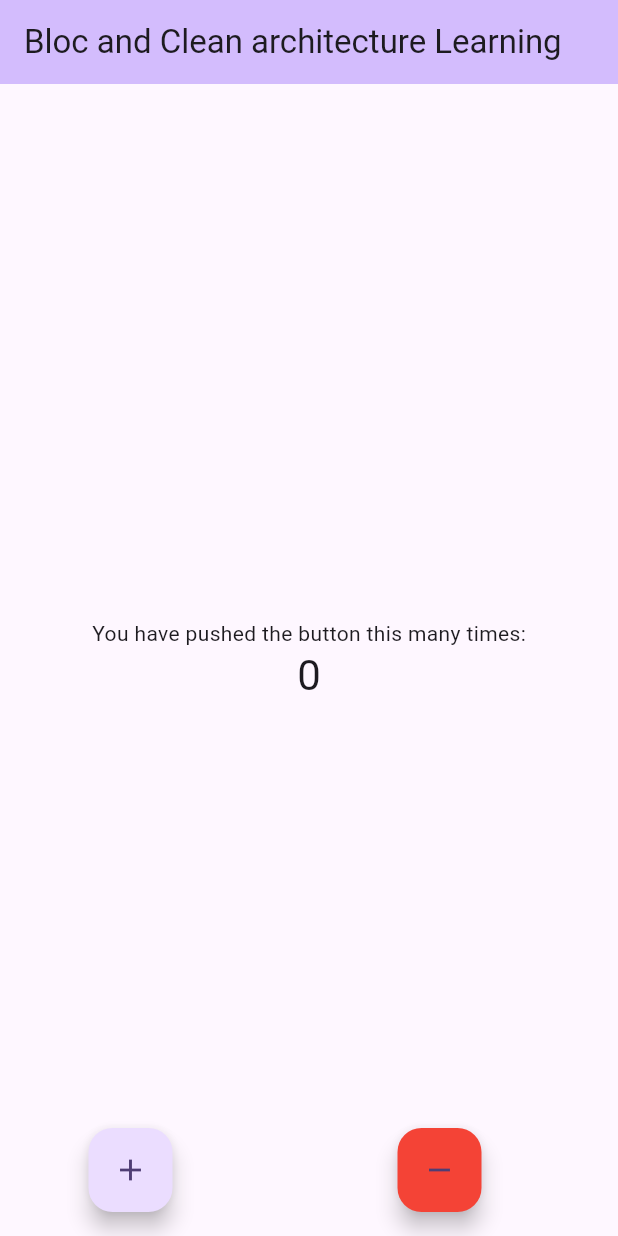
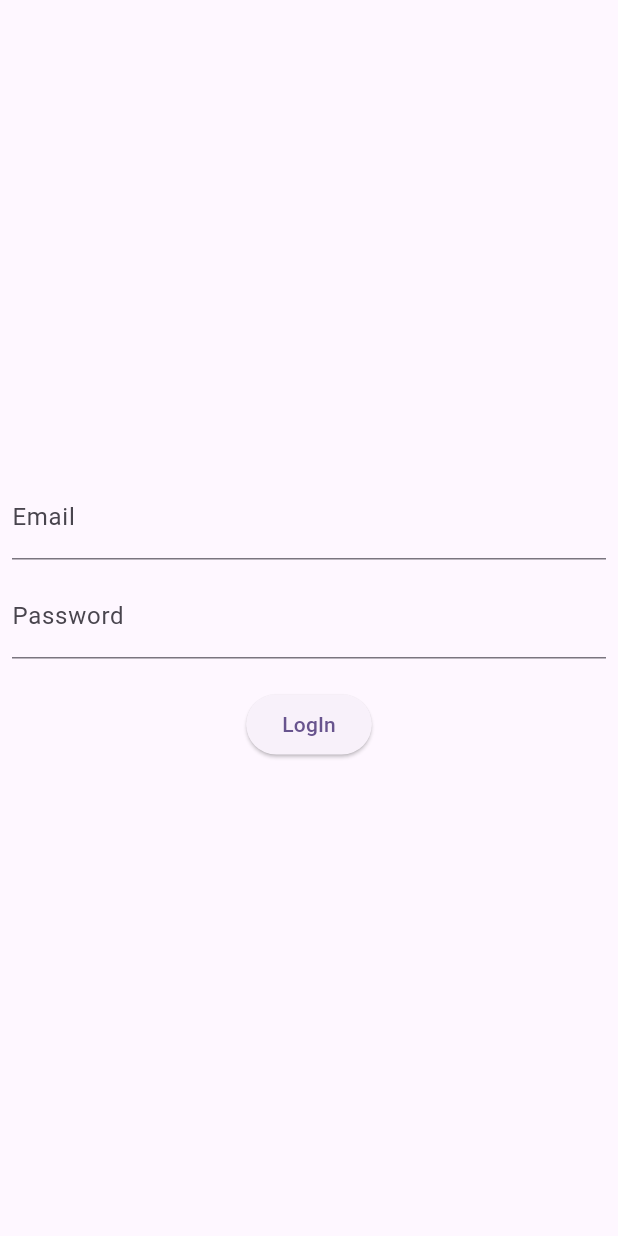
Before and after one commit to Shafique95/bloc_clean_architecture, a Flutter app: the screen it shows after launch, on a phone screen of 412 x 824 dp. Run offline on Flutter 3.47's test engine with Material 3 defaults, Android fonts, the phone set to English and light mode, and no system bars; our stand-ins replace flutter_bloc.

Commit message:
implement tabcontroller using bloc

```diff
--- a/lib/features/counter/presentation/bloc/counter_bloc.dart
+++ b/lib/features/counter/presentation/bloc/counter_bloc.dart
@@ -4,15 +4,19 @@ import 'package:flutter_bloc/flutter_bloc.dart';
 
 class CounterBloc extends Bloc<CounterEvent,CounterState>{
   CounterBloc():super(CounterState(0)){
-  on<CounterEvent>(_incrementValue);
-  on<CounterEvent>(_decrementValue);
+  on<Increment>(_incrementValue);
+  on<Decrement>(_decrementValue);
+  on<ClearData>(_clearDataEvent);
   }
- void _incrementValue(CounterEvent counterEvent,Emitter<CounterState> emitCounterState){
+ void _incrementValue(Increment increment,Emitter<CounterState> emitCounterState){
     int counter=state.counter+1;
     emitCounterState(CounterState(counter));
  }
- void _decrementValue(CounterEvent counterEvent,Emitter<CounterState> emitCounterState){
+ void _decrementValue(Decrement decrement,Emitter<CounterState> emitCounterState){
     int counter=state.counter-1;
     emitCounterState(CounterState(counter));
  }
+ void _clearDataEvent(ClearData clearDataEvent, Emitter<CounterState> emit){
+    emit(CounterState(0));
+ }
 }
--- a/lib/features/counter/presentation/bloc/counter_event.dart
+++ b/lib/features/counter/presentation/bloc/counter_event.dart
@@ -1,3 +1,4 @@
 sealed class CounterEvent{}
 class Increment extends CounterEvent{}
 class Decrement extends CounterEvent{}
+class ClearData extends CounterEvent{}
--- /dev/null
+++ b/lib/features/nav_controller/presentation/bloc/navigate_bloc.dart
@@ -0,0 +1,12 @@
+import 'package:bloc_clean_architechture/features/nav_controller/presentation/bloc/navigate_event.dart';
+import 'package:bloc_clean_architechture/features/nav_controller/presentation/bloc/navigate_state.dart';
+import 'package:flutter_bloc/flutter_bloc.dart';
+
+class NavigateBloc extends Bloc<NavigateEvent,NavigateState>{
+  NavigateBloc():super(NavigateInitState(0)){
+   on<NavigateControlEvent>(_controlNavigation);
+  }
+  _controlNavigation(NavigateControlEvent event,Emitter<NavigateState> emit){
+    return emit(NavigateInitState(event.index));
+  }
+}
--- /dev/null
+++ b/lib/features/nav_controller/presentation/bloc/navigate_event.dart
@@ -0,0 +1,5 @@
+sealed class NavigateEvent {}
+class NavigateControlEvent extends NavigateEvent{
+  final int index;
+  NavigateControlEvent(this.index);
+}
--- /dev/null
+++ b/lib/features/nav_controller/presentation/bloc/navigate_state.dart
@@ -0,0 +1,5 @@
+sealed class NavigateState{}
+class NavigateInitState extends NavigateState{
+  final int index;
+  NavigateInitState(this.index);
+}
--- /dev/null
+++ b/lib/features/user_auth/domain/entity/auth_entity.dart
@@ -0,0 +1,5 @@
+class AuthEntity{
+  final String email;
+  final String password;
+  AuthEntity({required this.email,required this.password});
+}
--- /dev/null
+++ b/lib/features/user_auth/presentation/bloc/auth_bloc.dart
@@ -0,0 +1,54 @@
+import 'package:flutter_bloc/flutter_bloc.dart';
+
+import 'auth_event.dart';
+import 'auth_state.dart';
+
+class AuthBloc extends Bloc<AuthEvent, AuthState> {
+  AuthBloc() : super(AuthInitState()) {
+    on<LoginEvent>(_loginEvent);
+    on<LogOutEvent>(_logOutEvent);
+  }
+  _loginEvent(LoginEvent lgEvent, Emitter<AuthState> emit) async {
+    emit(AuthLoadingState());
+    try {
+      String email = lgEvent.authEntity.email;
+      String password = lgEvent.authEntity.password;
+      if (!email.contains("@")) {
+        return emit(AuthFailureState("email invalid"));
+      } else if (password.length < 4) {
+        emit(AuthLoadingState());
+        return emit(AuthFailureState("password  must be above 4"));
+      }
+      // print(state);
+      // emit(AuthSuccessState());
+      // await Future.delayed(const Duration(seconds: 10),);
+      await Future.delayed(
+        const Duration(seconds: 3),
+        () {
+          /// api calling to check userd@
+          return emit(AuthSuccessState());
+        },
+      );
+    } on Exception catch (e) {
+      return emit(AuthFailureState("password to must be above 6"));
+    }
+  }
+
+  _logOutEvent(LogOutEvent logoutEvent, Emitter<AuthState> emit) async {
+    emit(AuthLoadingState());
+    try {
+      await Future.delayed(
+        const Duration(
+          seconds: 3,
+        ),
+        () {
+          return emit(
+            AuthInitState(),
+          );
+        },
+      );
+    } catch (e) {
+      emit(AuthFailureState("Failed to logout"));
+    }
+  }
+}
--- /dev/null
+++ b/lib/features/user_auth/presentation/bloc/auth_event.dart
@@ -0,0 +1,8 @@
+import 'package:bloc_clean_architechture/features/user_auth/domain/entity/auth_entity.dart';
+
+sealed class AuthEvent{}
+class LoginEvent extends AuthEvent{
+  final AuthEntity authEntity;
+  LoginEvent(this.authEntity);
+}
+class LogOutEvent extends AuthEvent{}
--- /dev/null
+++ b/lib/features/user_auth/presentation/bloc/auth_state.dart
@@ -0,0 +1,8 @@
+sealed class AuthState{}
+class AuthInitState extends AuthState{}
+class AuthLoadingState extends AuthState{}
+class AuthSuccessState extends AuthState{}
+class AuthFailureState extends AuthState{
+  final String msg;
+  AuthFailureState(this.msg);
+}
--- /dev/null
+++ b/lib/features/user_auth/presentation/screens/user_auth_screen.dart
@@ -0,0 +1,80 @@
+import 'package:bloc_clean_architechture/features/user_auth/domain/entity/auth_entity.dart';
+import 'package:bloc_clean_architechture/features/user_auth/presentation/bloc/auth_bloc.dart';
+import 'package:bloc_clean_architechture/features/user_auth/presentation/bloc/auth_event.dart';
+import 'package:bloc_clean_architechture/features/user_auth/presentation/bloc/auth_state.dart';
+import 'package:flutter/material.dart';
+import 'package:flutter_bloc/flutter_bloc.dart';
+
+import '../../../nav_controller/presentation/screens/home_screen.dart';
+
+class UserAuthScreen extends StatelessWidget {
+  UserAuthScreen({super.key});
+  TextEditingController emailText = TextEditingController();
+  TextEditingController passwordText = TextEditingController();
+  @override
+  Widget build(BuildContext context) {
+    return Scaffold(
+      body: Padding(
+        padding: const EdgeInsets.all(8.0),
+        child: BlocConsumer<AuthBloc, AuthState>(
+          builder: (BuildContext context, state) {
+            ///
+            if (state is AuthLoadingState) {
+              return const Center(child: CircularProgressIndicator());
+            }
+            ///
+            return Column(
+              crossAxisAlignment: CrossAxisAlignment.center,
+              mainAxisAlignment: MainAxisAlignment.center,
+              children: [
+                TextFormField(
+                  controller: emailText,
+                  decoration: const InputDecoration(
+                    label: Text("Email"),
+                    hintText: "Email",
+                  ),
+                ),
+                const SizedBox(
+                  height: 10,
+                ),
+                TextFormField(
+                  controller: passwordText,
+                  obscureText: true,
+                  decoration: const InputDecoration(
+                    label: Text("Password"),
+                    hintText: "Password",
+                  ),
+                ),
+                const SizedBox(
+                  height: 20,
+                ),
+                ElevatedButton(
+                  onPressed: () {
+                    var authEntity = AuthEntity(
+                      email: emailText.text.trim(),
+                      password: passwordText.text.trim(),
+                    );
+                    BlocProvider.of<AuthBloc>(context)
+                        .add(LoginEvent(authEntity));
+                  },
+                  child: const Text("LogIn"),
+                )
+              ],
+            );
+          },
+          listener: (BuildContext context, Object? state) {
+            if (state is AuthFailureState) {
+              ScaffoldMessenger.of(context).showSnackBar(
+                SnackBar(
+                  content: Text(state.msg),
+                ),
+              );
+            }else if(state is AuthSuccessState){
+              Navigator.pushAndRemoveUntil(context, MaterialPageRoute(builder:(_)=>HomeScreen()),(rout)=>false);
+            }
+          },
+        ),
+      ),
+    );
+  }
+}
--- a/lib/main.dart
+++ b/lib/main.dart
@@ -1,8 +1,11 @@
 import 'package:bloc_clean_architechture/features/counter/presentation/bloc/counter_bloc.dart';
+import 'package:bloc_clean_architechture/features/user_auth/presentation/bloc/auth_bloc.dart';
 import 'package:flutter/material.dart';
 import 'package:flutter_bloc/flutter_bloc.dart';
 
 import 'features/counter/presentation/screen/counter_home_screen.dart';
+import 'features/nav_controller/presentation/bloc/navigate_bloc.dart';
+import 'features/user_auth/presentation/screens/user_auth_screen.dart';
 
 void main() {
   runApp(const MyApp());
@@ -13,14 +16,22 @@ class MyApp extends StatelessWidget {
   @override
   Widget build(BuildContext context) {
     return MultiBlocProvider(
-      providers: [BlocProvider(create: (_) => CounterBloc())],
+      providers: [
+        BlocProvider(
+          create: (_) => CounterBloc(),
+        ),
+        BlocProvider(
+          create: (ctx) => AuthBloc(),
+        ),
+        BlocProvider(create: (_)=>NavigateBloc())
+      ],
       child: MaterialApp(
         title: 'Flutter Demo',
         theme: ThemeData(
           colorScheme: ColorScheme.fromSeed(seedColor: Colors.deepPurple),
           useMaterial3: true,
         ),
-        home:  const CounterHomeScreen(),
+        home:  UserAuthScreen(),
       ),
     );
   }
```
Also changed, not shown: lib/features/counter/presentation/screen/counter_home_screen.dart (+35 -9 lines), lib/features/nav_controller/presentation/screens/home_screen.dart (added, +83 -0 lines), lib/features/todoey/presentation/screens/todoey_home_screen.dart (added, +9 -0 lines), lib/features/user_auth/presentation/screens/user_welcom_screen.dart (added, +45 -0 lines).
